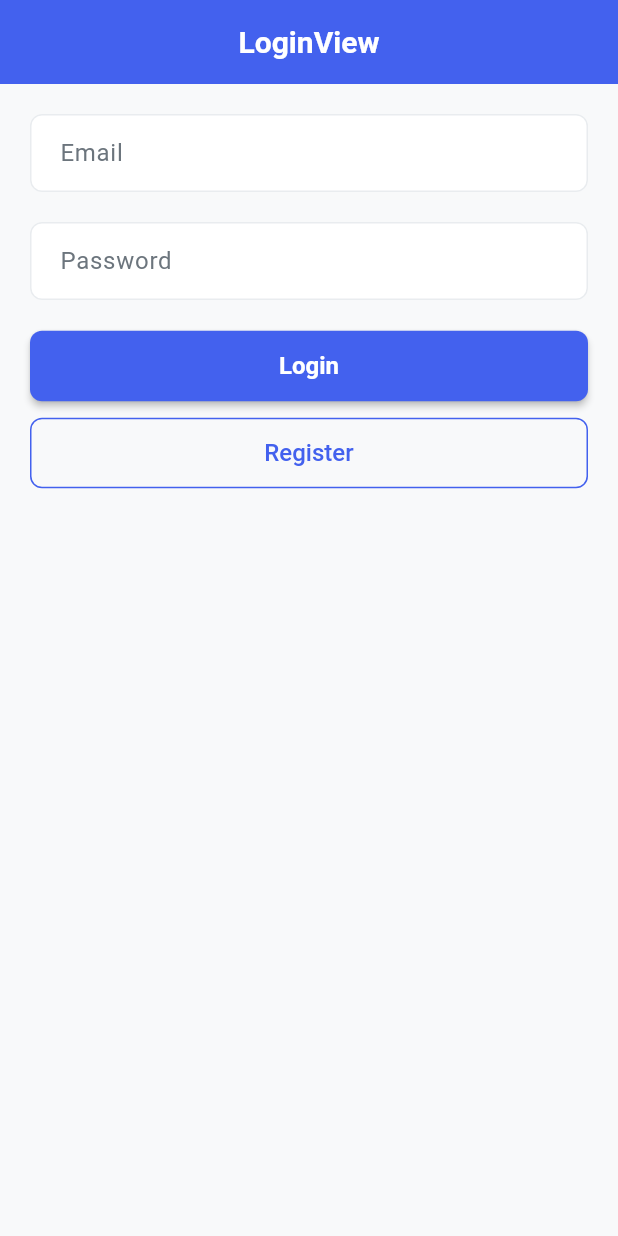
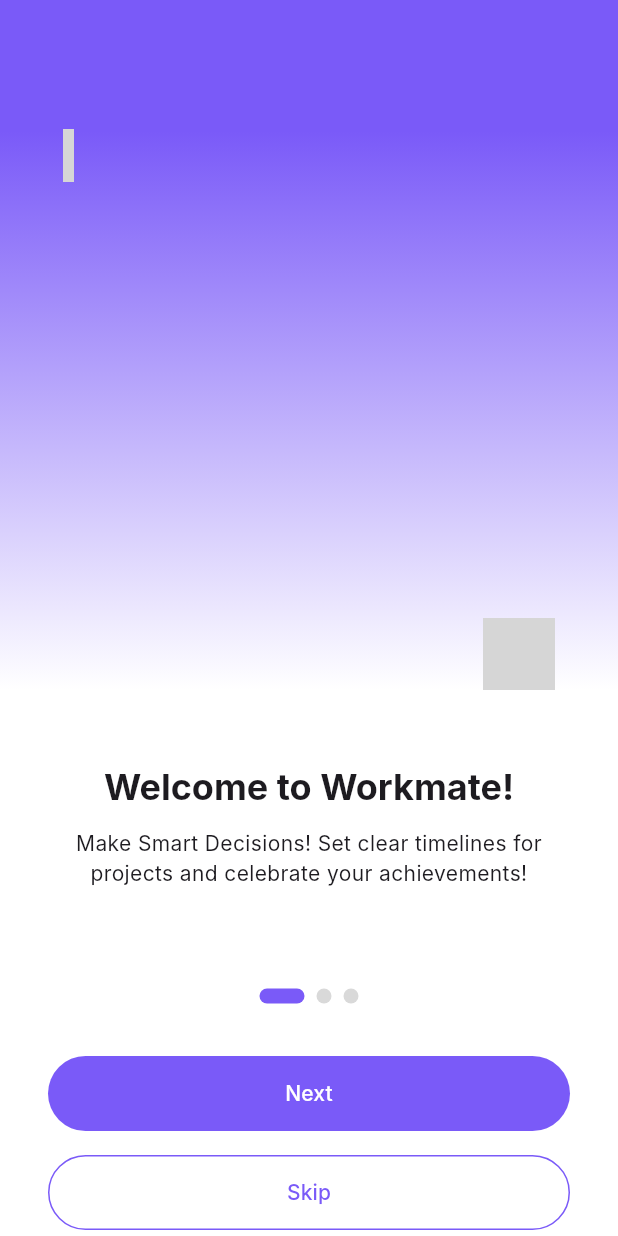
Before and after one commit to rafsanza-hub/attendance_flutter, a Flutter app: the screen it shows after launch, on a phone screen of 412 x 824 dp. Run offline on Flutter 3.47's test engine with Material 3 defaults, Android fonts, the phone set to English and light mode, and no system bars; drawn by our look-alikes of smooth_page_indicator; our stand-ins replace animated_notch_bottom_bar, camera, cloud_firestore, cloud_functions, firebase_auth, firebase_core and 5 more; missing offline and left inert: google_ml_kit; accounts and stored records are empty; generated files the repository leaves out were written again; Roboto replaces fonts that are missing (Inter); project files that could hold a hidden picture were left out; grey boxes are pictures that could not be loaded.

Commit message:
feat(onboarding): add OnboardingScreen

```diff
--- a/lib/app/bindings/initial_binding.dart
+++ b/lib/app/bindings/initial_binding.dart
@@ -3,6 +3,7 @@
 import 'package:attendance_flutter/app/data/services/setting_services.dart';
 import 'package:attendance_flutter/app/data/services/tenant_services.dart';
 import 'package:attendance_flutter/app/modules/attendance/bindings/attendance_binding.dart';
+import 'package:attendance_flutter/app/screens/onboarding_screen.dart';
 import 'package:get/get.dart';
 
 class InitialBinding extends Bindings {
@@ -12,5 +13,7 @@
     Get.lazyPut<TenantService>(() => TenantService());
     Get.lazyPut<AttendanceService>(() => AttendanceService());
     Get.lazyPut<SettingServices>(() => SettingServices());
+    Get.lazyPut<OnboardingController>(() => OnboardingController());
+
   }
 }
--- a/lib/app/core/constants/app_text_styles.dart
+++ b/lib/app/core/constants/app_text_styles.dart
@@ -40,6 +40,7 @@
 
   static const TextStyle headlineSmall = TextStyle(
     fontFamily: 'Inter',
+    fontWeight: FontWeight.bold,
     fontSize: 24,
     height: 32 / 24,
     letterSpacing: 0,
--- a/lib/app/data/models/app_chip.dart
+++ b/lib/app/data/models/app_chip.dart
@@ -19,7 +19,7 @@
         Container(
           padding: const EdgeInsets.symmetric(horizontal: 12, vertical: 6),
           decoration: ShapeDecoration(
-            color: isSelected ? AppColors.primary : Colors.white,
+            color: isSelected ? AppColors.purple400 : Colors.white,
             shape:
                 RoundedRectangleBorder(borderRadius: BorderRadius.circular(8)),
             shadows: [
--- a/lib/app/modules/profile/views/profile_view.dart
+++ b/lib/app/modules/profile/views/profile_view.dart
@@ -23,7 +23,7 @@
               const SizedBox(height: 16),
               Text(
                 'Profile',
-                style: AppTextStyles.headlineBold,
+                style: AppTextStyles.headlineMedium,
               ),
               const SizedBox(height: 28),
               Container(
@@ -47,13 +47,13 @@
               const SizedBox(height: 12),
               Text(
                 'Rafsan Zaini',
-                style: AppTextStyles.subheadlineBold,
+                style: AppTextStyles.bodySmall,
               ),
               const SizedBox(height: 2),
               Text(
                 'rapsanza@gmail.com',
-                style: AppTextStyles.caption1Regular.copyWith(
-                  color: AppColors.greyText,
+                style: AppTextStyles.bodyLarge.copyWith(
+                  color: AppColors.gray100,
                 ),
               ),
               const SizedBox(height: 12),
@@ -81,7 +81,7 @@
               // ),
               AppChip('Edit Profile',
                   isSelected: true,
-                  shadowColor: AppColors.primary.withOpacity(0.5)),
+                  shadowColor: AppColors.purple500.withOpacity(0.5)),
               const SizedBox(height: 17),
               Padding(
                 padding: const EdgeInsets.symmetric(horizontal: 22),
@@ -89,7 +89,7 @@
                   Container(
                     padding: const EdgeInsets.all(10),
                     decoration: BoxDecoration(
-                      border: Border.all(color: AppColors.greySecondary),
+                      border: Border.all(color: AppColors.gray100),
                       borderRadius: BorderRadius.circular(8),
                     ),
                     child: Row(
@@ -105,13 +105,13 @@
                             children: [
                               Text(
                                 'Your personal information is complete',
-                                style: AppTextStyles.footnoteBold,
+                                style: AppTextStyles.bodyLarge,
                               ),
                               const SizedBox(height: 2),
                               Text(
                                 'Thank you for filling in your personal information for course administration purposes.',
-                                style: AppTextStyles.caption2Regular.copyWith(
-                                  color: AppColors.greyText,
+                                style: AppTextStyles.bodyLarge.copyWith(
+                                  color: AppColors.gray200,
                                 ),
                               ),
                             ],
@@ -170,7 +170,7 @@
                   icon: IconlyLight.logout,
                   svg: 'assets/svg/logout.svg',
                   title: 'Log Out',
-                  textColor: AppColors.greyPrimary,
+                  textColor: AppColors.gray100,
                   onTap: controller.loginController.logout,
                 ),
               ),
@@ -208,7 +208,7 @@
             const SizedBox(width: 10),
             Text(
               title,
-              style: AppTextStyles.footnoteRegular.copyWith(
+              style: AppTextStyles.bodyLarge.copyWith(
                 color: textColor ?? AppColors.black,
               ),
             ),
--- /dev/null
+++ b/lib/app/screens/onboarding_screen.dart
@@ -0,0 +1,159 @@
+import 'package:attendance_flutter/app/core/constants/app_colors.dart';
+import 'package:attendance_flutter/app/core/constants/app_text_styles.dart';
+import 'package:flutter/material.dart';
+import 'package:flutter_svg/flutter_svg.dart';
+import 'package:get/get.dart';
+import 'package:smooth_page_indicator/smooth_page_indicator.dart';
+
+class OnboardingScreen extends GetView<OnboardingController> {
+  const OnboardingScreen({super.key});
+
+  @override
+  Widget build(BuildContext context) {
+    return Scaffold(
+      backgroundColor: AppColors.white,
+      body: Stack(
+        children: [
+          Container(
+            height: 460,
+            decoration: const BoxDecoration(
+              gradient: LinearGradient(
+                begin: Alignment.topCenter,
+                end: Alignment.bottomCenter,
+                stops: [
+                  0.19,
+                  1,
+                ],
+                colors: [
+                  AppColors.purple500,
+                  AppColors.white,
+                ],
+              ),
+            ),
+          ),
+          SafeArea(
+            child: Padding(
+              padding: const EdgeInsets.symmetric(horizontal: 32.0),
+              child: Column(
+                // crossAxisAlignment: CrossAxisAlignment.start,
+                children: [
+                  SizedBox(height: 86),
+                  SizedBox(
+                    height: 550,
+                    child: PageView(
+                        controller: controller.pageController,
+                        onPageChanged: controller.onPageChanged,
+                        clipBehavior: Clip.none,
+                        children: [
+                          _buildOnboard(),
+                          _buildOnboard(),
+                          _buildOnboard(),
+                        ]),
+                  ),
+                  SizedBox(height: 23),
+                  SmoothPageIndicator(
+                    controller: PageController(initialPage: 0),
+                    onDotClicked: (index) {},
+                    count: 3,
+                    effect: ExpandingDotsEffect(
+                      dotColor: Color(0XFFD9D9D9),
+                      activeDotColor: AppColors.purple500,
+                      dotHeight: 10,
+                      dotWidth: 10,
+                    ),
+                  ),
+                  SizedBox(height: 35),
+                  ElevatedButton(
+                    onPressed: () {},
+                    style: ElevatedButton.styleFrom(
+                      backgroundColor: AppColors.purple500,
+                      minimumSize: const Size(double.infinity, 50),
+                      elevation: 0,
+                    ),
+                    child: Text(
+                      'Next',
+                      style: AppTextStyles.labelLarge
+                          .copyWith(color: AppColors.white),
+                    ),
+                  ),
+                  SizedBox(height: 16),
+                  OutlinedButton(
+                    onPressed: () {},
+                    style: OutlinedButton.styleFrom(
+                      minimumSize: const Size(double.infinity, 50),
+                      side: BorderSide(color: AppColors.purple500),
+                      elevation: 0,
+                    ),
+                    child: Text(
+                      'Skip',
+                      style: AppTextStyles.labelLarge
+                          .copyWith(color: AppColors.purple500),
+                    ),
+                  ),
+                ],
+              ),
+            ),
+          ),
+        ],
+      ),
+    );
+  }
+
+  Column _buildOnboard() {
+    return Column(
+      children: [
+        Padding(
+          padding: const EdgeInsets.symmetric(horizontal: 10),
+          child: SizedBox(
+            // color: Colors.yellow,
+            height: 374,
+            width: double.infinity,
+            child: Stack(
+              children: [
+                Positioned(
+                  top: -13,
+                  left: -41,
+                  child: SvgPicture.asset(
+                    'assets/svg/onboarding1.svg',
+                  ),
+                ),
+                Positioned(
+                  bottom: 0,
+                  right: 0,
+                  child: SvgPicture.asset(
+                    'assets/svg/onboarding11.svg',
+                  ),
+                ),
+              ],
+            ),
+          ),
+        ),
+        SizedBox(height: 48),
+        Text(
+          'Welcome to Workmate!',
+          style: AppTextStyles.headlineSmall,
+        ),
+        SizedBox(height: 12),
+        Text(
+          'Make Smart Decisions! Set clear timelines for projects and celebrate your achievements!',
+          style: AppTextStyles.bodyMedium,
+          textAlign: TextAlign.center,
+        ),
+      ],
+    );
+  }
+}
+
+class OnboardingController extends GetxController {
+  final PageController pageController = PageController(initialPage: 0);
+  final currentIndex = 0.obs;
+
+  void onPageChanged(int index) {
+    pageController.animateToPage(
+      index,
+      duration: const Duration(milliseconds: 300),
+      curve: Curves.easeInOut,
+    );
+    currentIndex.value = index;
+  }
+}
--- a/lib/main.dart
+++ b/lib/main.dart
@@ -1,5 +1,7 @@
 import 'package:attendance_flutter/app/bindings/initial_binding.dart';
 import 'package:attendance_flutter/app/core/theme/modern_theme.dart';
+import 'package:attendance_flutter/app/core/theme/theme.dart';
+import 'package:attendance_flutter/app/screens/onboarding_screen.dart';
 import 'package:attendance_flutter/firebase_options.dart';
 import 'package:firebase_auth/firebase_auth.dart';
 import 'package:firebase_core/firebase_core.dart';
@@ -18,11 +20,10 @@
   runApp(
     GetMaterialApp(
       title: "Application",
-      theme: ModernTheme.light(),
-      darkTheme: ModernTheme.dark(),
       initialBinding: InitialBinding(),
-      initialRoute: user != null ? Routes.MAIN : AppPages.INITIAL,
-      getPages: AppPages.routes,
+      // initialRoute: user != null ? Routes.MAIN : AppPages.INITIAL,
+      // getPages: AppPages.routes,
+      home: OnboardingScreen(),
     ),
   );
 }
```
Also changed, not shown: pubspec.yaml (+6 -1 lines), assets/images/onboarding1.png (added), assets/images/onboarding11.png (added), assets/svg/Today Meeting.svg (added), assets/svg/Today Task.png (added), assets/svg/onboarding1.svg (added), assets/svg/onboarding11.svg (added), pubspec.lock.
